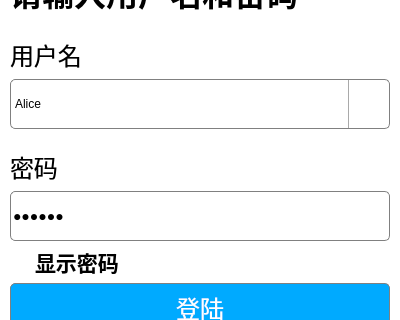
Old version of the form pages/LoginPage.ui in the repository wps139hf/app; both pictures show x 0 to 400 and y 93 to 413 of the 400 by 600 pixel window.
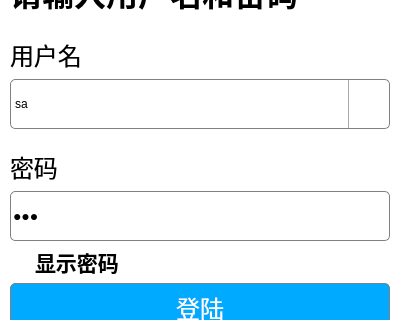
New version of the form. Icons and pictures are not drawn. Custom widgets are drawn as their Qt base class.

```diff
--- a/pages/LoginPage.ui
+++ b/pages/LoginPage.ui
@@ -147,11 +147,11 @@
         <bool>true</bool>
        </property>
        <property name="currentText">
-        <string>Alice</string>
+        <string>sa</string>
        </property>
        <item>
         <property name="text">
-         <string>Alice</string>
+         <string>sa</string>
         </property>
        </item>
       </widget>
@@ -208,7 +208,7 @@
 }</string>
        </property>
        <property name="text">
-        <string>123456</string>
+        <string>123</string>
        </property>
        <property name="echoMode">
         <enum>QLineEdit::Password</enum>
```
